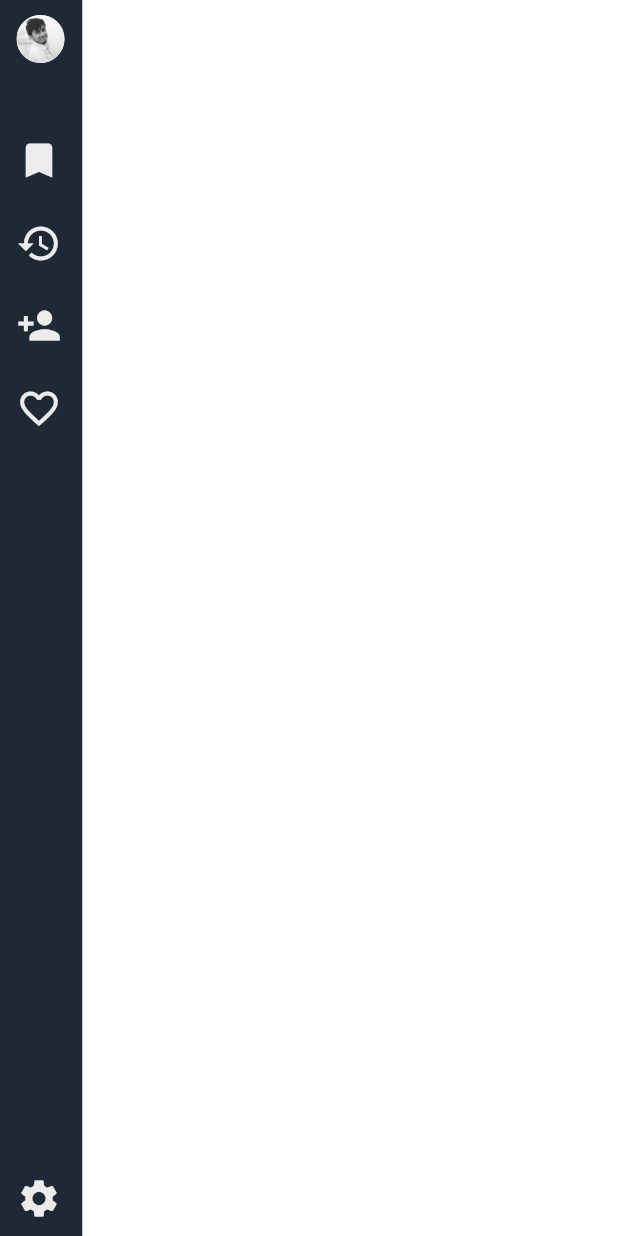
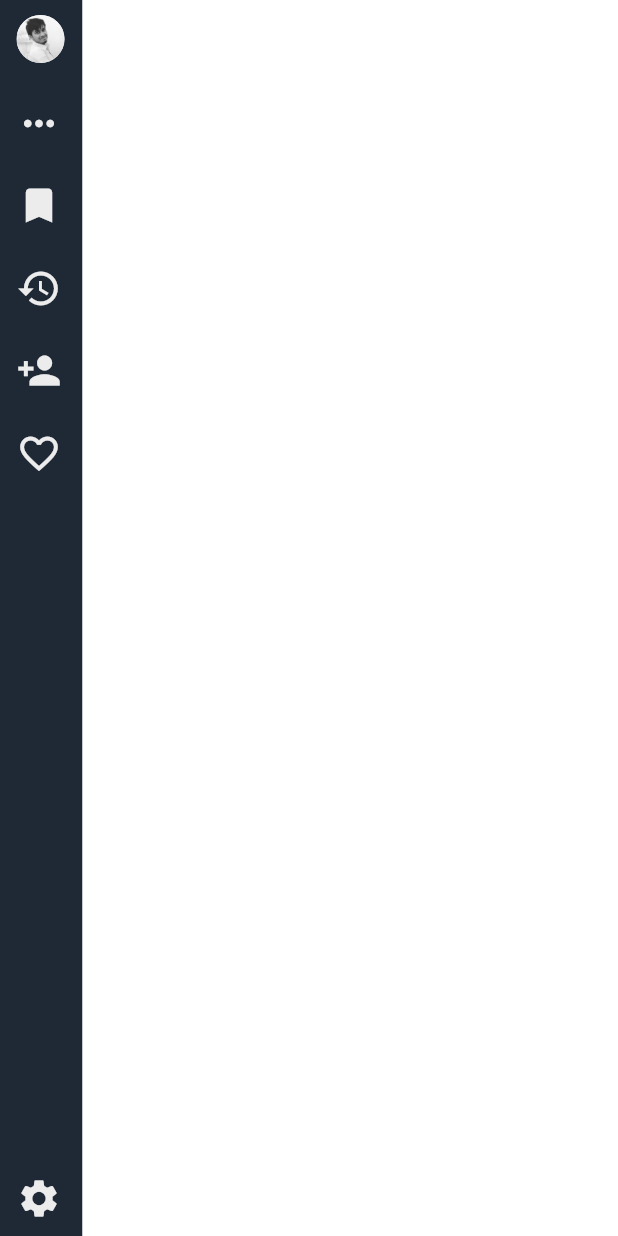
Before and after one commit to ShashidharNagaral/HideNSeekDrawer, a Flutter app: the screen it shows after launch, on a phone screen of 412 x 824 dp. Run offline on Flutter 3.47's test engine with Material 2 defaults, Android fonts, the phone set to English and light mode, and no system bars.

Commit message:
fixed rotation and translate!

```diff
--- a/lib/hide_n_seek.dart
+++ b/lib/hide_n_seek.dart
@@ -52,8 +52,9 @@ class _HideNSeekState extends State<HideNSeek> with TickerProviderStateMixin {
     avatar = Tween<double>(begin: 16, end: 30).animate(_controller2);
     topHeadSpace = Tween<double>(begin: 0, end: 30).animate(_controller2);
     bottomHeadSpace = Tween<double>(begin: 15, end: 50).animate(_controller2);
-    translate = Tween<Offset>(begin: Offset(0, 0), end: Offset(130, 0))
-        .animate(_controller2);
+    translate =
+        Tween<Offset>(begin: Offset(0, 0), end: Offset(seekWidth - 55, -100))
+            .animate(_controller);
   }
 
   @override
@@ -224,19 +225,24 @@ class _HideNSeekState extends State<HideNSeek> with TickerProviderStateMixin {
                           height: 25,
                         ),
                       ),
-//fixme: translate and rotate not working
-//                      Transform.rotate(
-//                        origin: translate.value,
-//                        angle: rotate.value,
-//                        child: Padding(
-//                          padding: EdgeInsets.only(right: 4.5),
-//                          child: Icon(
-//                            Icons.more_horiz,
-//                            size: 30,
-//                            color: kWhiteColor,
-//                          ),
-//                        ),
-//                      ),
+                      Padding(
+                        padding: EdgeInsets.only(left: padding.value),
+                        child: Row(
+                          children: <Widget>[
+                            Transform.translate(
+                              offset: translate.value,
+                              child: Transform.rotate(
+                                angle: rotate.value / 4,
+                                child: Icon(
+                                  Icons.more_horiz,
+                                  size: 30,
+                                  color: kWhiteColor,
+                                ),
+                              ),
+                            ),
+                          ],
+                        ),
+                      ),
                       Visibility(
                         visible:
                             !isHided && seekWidth == width.value ? true : false,
@@ -350,10 +356,6 @@ class _HideNSeekState extends State<HideNSeek> with TickerProviderStateMixin {
                 Padding(
                   padding:
                       EdgeInsets.only(left: padding.value, top: 10, bottom: 10),
-                  child: Padding(
-                      padding: isHided
-                          ? EdgeInsets.only(left: 0)
-                          : EdgeInsets.all(0),
                   child: Transform.rotate(
                     angle: rotate.value,
                     child: Icon(
@@ -361,7 +363,7 @@ class _HideNSeekState extends State<HideNSeek> with TickerProviderStateMixin {
                       size: 30,
                       color: kWhiteColor,
                     ),
-                      )),
+                  ),
                 )
               ],
             ),
```
Lines whose indentation alone changed are shown as unchanged.
